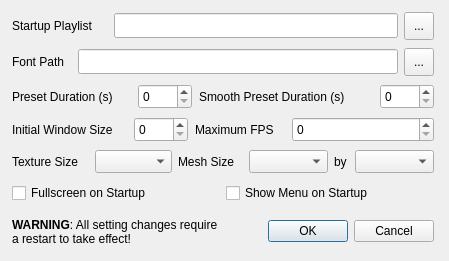
Before: the Qt Designer form src/qprojectM/src/QProjectMConfigDialog.ui in projectM-visualizer/projectm, drawn with Qt 5.
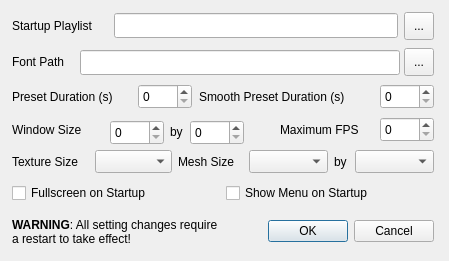
After: the same form once the commit is applied.

Patch:
```diff
--- a/src/qprojectM/src/QProjectMConfigDialog.ui
+++ b/src/qprojectM/src/QProjectMConfigDialog.ui
@@ -53,8 +53,8 @@
   <widget class="QLineEdit" name="fontPathLineEdit" >
    <property name="geometry" >
     <rect>
-     <x>78</x>
-     <y>49</y>
+     <x>80</x>
+     <y>50</y>
      <width>320</width>
      <height>25</height>
     </rect>
@@ -200,16 +200,16 @@
     </sizepolicy>
    </property>
    <property name="text" >
-    <string>Initial Window Size</string>
+    <string>Window Size</string>
    </property>
   </widget>
   <widget class="QLabel" name="label_6" >
    <property name="geometry" >
     <rect>
-     <x>195</x>
-     <y>117</y>
-     <width>91</width>
-     <height>25</height>
+     <x>280</x>
+     <y>120</y>
+     <width>101</width>
+     <height>20</height>
     </rect>
    </property>
    <property name="sizePolicy" >
@@ -225,9 +225,9 @@
   <widget class="QSpinBox" name="maxFPSSpinBox" >
    <property name="geometry" >
     <rect>
-     <x>292</x>
+     <x>380</x>
      <y>117</y>
-     <width>142</width>
+     <width>54</width>
      <height>25</height>
     </rect>
    </property>
@@ -247,8 +247,8 @@
   <widget class="QSpinBox" name="initialWindowSizeSpinBox" >
    <property name="geometry" >
     <rect>
-     <x>134</x>
-     <y>117</y>
+     <x>110</x>
+     <y>120</y>
      <width>54</width>
      <height>25</height>
     </rect>
@@ -447,6 +447,41 @@
     <set>QDialogButtonBox::Cancel|QDialogButtonBox::NoButton|QDialogButtonBox::Ok</set>
    </property>
   </widget>
+  <widget class="QSpinBox" name="windowWidthSpinBox" >
+   <property name="geometry" >
+    <rect>
+     <x>190</x>
+     <y>120</y>
+     <width>54</width>
+     <height>25</height>
+    </rect>
+   </property>
+   <property name="toolTip" >
+    <string>&lt;html>&lt;head>&lt;meta name="qrichtext" content="1" />&lt;style type="text/css">
+p, li { white-space: pre-wrap; }
+&lt;/style>&lt;/head>&lt;body style=" font-family:'Sans Serif'; font-size:9pt; font-weight:400; font-style:normal;">
+&lt;p style=" margin-top:0px; margin-bottom:0px; margin-left:0px; margin-right:0px; -qt-block-indent:0; text-indent:0px;">Sets how long a preset should be played in seconds before projectM automatically switches to another in the playlist&lt;/p>&lt;/body>&lt;/html></string>
+   </property>
+  </widget>
+  <widget class="QLabel" name="label_11" >
+   <property name="geometry" >
+    <rect>
+     <x>170</x>
+     <y>120</y>
+     <width>16</width>
+     <height>23</height>
+    </rect>
+   </property>
+   <property name="sizePolicy" >
+    <sizepolicy vsizetype="Preferred" hsizetype="MinimumExpanding" >
+     <horstretch>0</horstretch>
+     <verstretch>0</verstretch>
+    </sizepolicy>
+   </property>
+   <property name="text" >
+    <string>by</string>
+   </property>
+  </widget>
  </widget>
  <resources/>
  <connections/>
```
Left out of the diff: 2 changed lines with no effect on the pictures.
